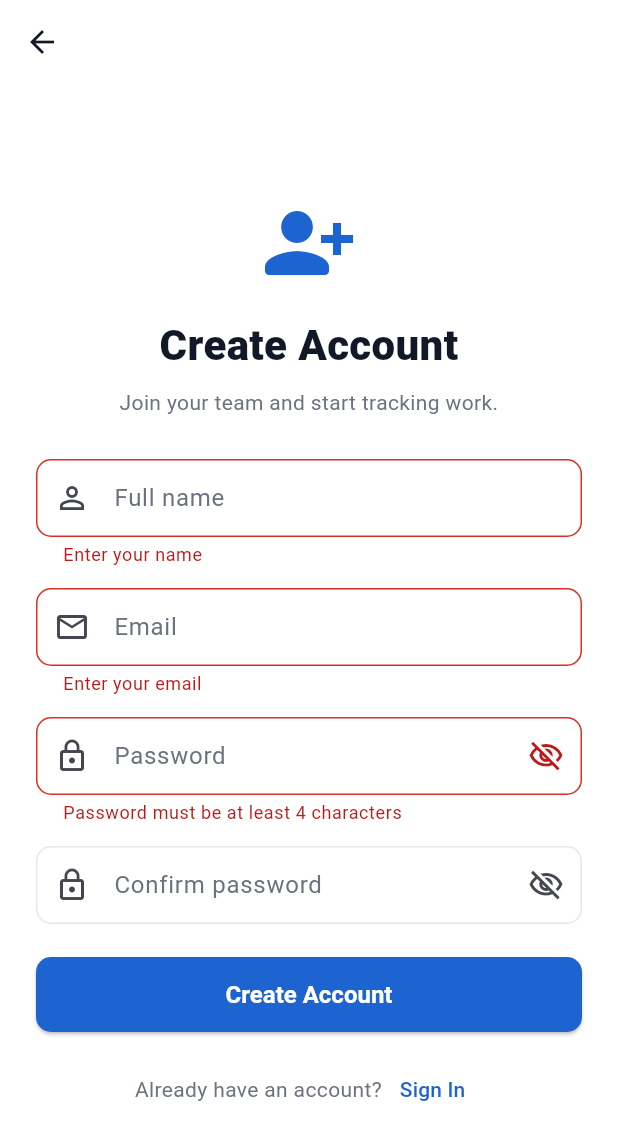
After one commit to Airman-web/flutter_task_tracker, a Flutter app: the SignUpScreen screen opened by its route, after a tap on "Create Account", on a phone screen of 412 x 824 dp. The commit adds this screen. Shown: the top 1140 px of the screen. Run offline on Flutter 3.47's test engine with Material 3 defaults, Android fonts, the phone set to English and light mode, and no system bars.

Commit message:
Add signup screen and login link

```diff
--- a/lib/app/router.dart
+++ b/lib/app/router.dart
@@ -3,12 +3,14 @@ import 'package:flutter/material.dart';
 import '../screens/main_shell.dart';
 import '../screens/placeholder_screens.dart';
 import '../screens/sign_in_screen.dart';
+import '../screens/sign_up_screen.dart';
 
 /// All route names in one place so every teammate navigates the same way.
 ///
 /// Usage:  Navigator.pushNamed(context, Routes.taskDetails, arguments: task);
 class Routes {
   static const signIn = '/';
+  static const signUp = '/sign-up';
   static const home = '/home'; // Navigation shell (bottom tabs)
 
   // Pushed on top of the shell (full screen, with back button)
@@ -22,6 +24,9 @@ class AppRouter {
     switch (settings.name) {
       case Routes.signIn:
         return _page(const SignInScreen(), settings);
+
+      case Routes.signUp:
+        return _page(const SignUpScreen(), settings);
 
       case Routes.home:
         // Optional: pass an int to open a specific tab (0 Home, 1 Tasks,
--- a/lib/screens/sign_in_screen.dart
+++ b/lib/screens/sign_in_screen.dart
@@ -98,12 +98,7 @@ class _SignInScreenState extends State<SignInScreen> {
                             style: TextStyle(color: AppColors.textMuted)),
                         TextButton(
                           onPressed: () =>
-                              ScaffoldMessenger.of(context).showSnackBar(
-                            const SnackBar(
-                              content: Text(
-                                  'Sign Up: ask the Project Manager to add you in Team Members.'),
-                            ),
-                          ),
+                              Navigator.pushNamed(context, Routes.signUp),
                           child: const Text('Sign Up'),
                         ),
                       ],
--- /dev/null
+++ b/lib/screens/sign_up_screen.dart
@@ -0,0 +1,170 @@
+import 'package:flutter/material.dart';
+
+import '../app/router.dart';
+import '../app/theme.dart';
+
+class SignUpScreen extends StatefulWidget {
+  const SignUpScreen({super.key});
+
+  @override
+  State<SignUpScreen> createState() => _SignUpScreenState();
+}
+
+class _SignUpScreenState extends State<SignUpScreen> {
+  final _formKey = GlobalKey<FormState>();
+  final _nameCtrl = TextEditingController();
+  final _emailCtrl = TextEditingController();
+  final _passwordCtrl = TextEditingController();
+  final _confirmPasswordCtrl = TextEditingController();
+  bool _obscurePassword = true;
+  bool _obscureConfirmation = true;
+
+  @override
+  void dispose() {
+    _nameCtrl.dispose();
+    _emailCtrl.dispose();
+    _passwordCtrl.dispose();
+    _confirmPasswordCtrl.dispose();
+    super.dispose();
+  }
+
+  void _submit() {
+    if (!_formKey.currentState!.validate()) return;
+    ScaffoldMessenger.of(context).showSnackBar(
+      const SnackBar(content: Text('Account signup is not connected yet.')),
+    );
+  }
+
+  @override
+  Widget build(BuildContext context) {
+    return Scaffold(
+      appBar: AppBar(),
+      body: SafeArea(
+        child: Center(
+          child: SingleChildScrollView(
+            padding: const EdgeInsets.symmetric(horizontal: 24, vertical: 12),
+            child: ConstrainedBox(
+              constraints: const BoxConstraints(maxWidth: 420),
+              child: Form(
+                key: _formKey,
+                child: Column(
+                  crossAxisAlignment: CrossAxisAlignment.stretch,
+                  children: [
+                    const Icon(Icons.person_add_alt_1_rounded,
+                        size: 64, color: AppColors.primary),
+                    const SizedBox(height: 16),
+                    const Text(
+                      'Create Account',
+                      textAlign: TextAlign.center,
+                      style: TextStyle(
+                        fontSize: 28,
+                        fontWeight: FontWeight.w800,
+                        color: AppColors.textDark,
+                      ),
+                    ),
+                    const SizedBox(height: 8),
+                    const Text(
+                      'Join your team and start tracking work.',
+                      textAlign: TextAlign.center,
+                      style: TextStyle(color: AppColors.textMuted),
+                    ),
+                    const SizedBox(height: 28),
+                    TextFormField(
+                      controller: _nameCtrl,
+                      textCapitalization: TextCapitalization.words,
+                      textInputAction: TextInputAction.next,
+                      decoration: const InputDecoration(
+                        hintText: 'Full name',
+                        prefixIcon: Icon(Icons.person_outline),
+                      ),
+                      validator: (value) => (value?.trim().isEmpty ?? true)
+                          ? 'Enter your name'
+                          : null,
+                    ),
+                    const SizedBox(height: 14),
+                    TextFormField(
+                      controller: _emailCtrl,
+                      keyboardType: TextInputType.emailAddress,
+                      textInputAction: TextInputAction.next,
+                      decoration: const InputDecoration(
+                        hintText: 'Email',
+                        prefixIcon: Icon(Icons.mail_outline),
+                      ),
+                      validator: (value) {
+                        final email = value?.trim() ?? '';
+                        if (email.isEmpty) return 'Enter your email';
+                        return RegExp(r'^[^@\s]+@[^@\s]+\.[^@\s]+$')
+                                .hasMatch(email)
+                            ? null
+                            : 'Enter a valid email';
+                      },
+                    ),
+                    const SizedBox(height: 14),
+                    TextFormField(
+                      controller: _passwordCtrl,
+                      obscureText: _obscurePassword,
+                      textInputAction: TextInputAction.next,
+                      decoration: InputDecoration(
+                        hintText: 'Password',
+                        prefixIcon: const Icon(Icons.lock_outline),
+                        suffixIcon: IconButton(
+                          icon: Icon(_obscurePassword
+                              ? Icons.visibility_off_outlined
+                              : Icons.visibility_outlined),
+                          onPressed: () => setState(
+                              () => _obscurePassword = !_obscurePassword),
+                        ),
+                      ),
+                      validator: (value) => (value?.length ?? 0) < 4
+                          ? 'Password must be at least 4 characters'
+                          : null,
+                    ),
+                    const SizedBox(height: 14),
+                    TextFormField(
+                      controller: _confirmPasswordCtrl,
+                      obscureText: _obscureConfirmation,
+                      textInputAction: TextInputAction.done,
+                      onFieldSubmitted: (_) => _submit(),
+                      decoration: InputDecoration(
+                        hintText: 'Confirm password',
+                        prefixIcon: const Icon(Icons.lock_outline),
+                        suffixIcon: IconButton(
+                          icon: Icon(_obscureConfirmation
+                              ? Icons.visibility_off_outlined
+                              : Icons.visibility_outlined),
+                          onPressed: () => setState(() =>
+                              _obscureConfirmation = !_obscureConfirmation),
+                        ),
+                      ),
+                      validator: (value) => value != _passwordCtrl.text
+                          ? 'Passwords do not match'
+                          : null,
+                    ),
+                    const SizedBox(height: 22),
+                    ElevatedButton(
+                      onPressed: _submit,
+                      child: const Text('Create Account'),
+                    ),
+                    const SizedBox(height: 14),
+                    Row(
+                      mainAxisAlignment: MainAxisAlignment.center,
+                      children: [
+                        const Text('Already have an account?',
+                            style: TextStyle(color: AppColors.textMuted)),
+                        TextButton(
+                          onPressed: () => Navigator.pushReplacementNamed(
+                              context, Routes.signIn),
+                          child: const Text('Sign In'),
+                        ),
+                      ],
+                    ),
+                  ],
+                ),
+              ),
+            ),
+          ),
+        ),
+      ),
+    );
+  }
+}
```
